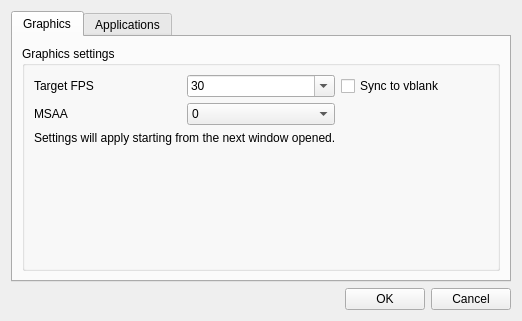
Qt form editor/gui/dlgsettings.ui (ensisoft/detonator) before a commit.
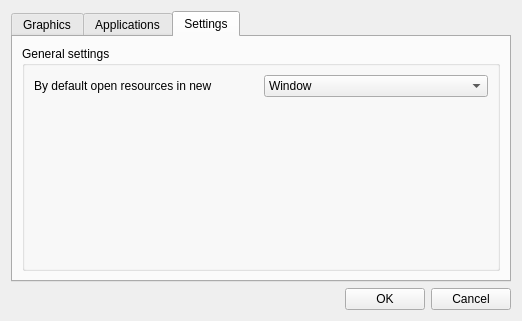
The same form after that commit. The open tabs and pages were chosen to show the change. Icons and pictures are not drawn.

Commit message:
Add an editor setting for choosing between new window or new tab
Add an editor setting for choosing between new window or new tab
when opening new resource widgets.

Patch:
```diff
--- a/editor/gui/dlgsettings.ui
+++ b/editor/gui/dlgsettings.ui
@@ -238,6 +238,60 @@
        </item>
       </layout>
      </widget>
+     <widget class="QWidget" name="tabSettings">
+      <attribute name="title">
+       <string>Settings</string>
+      </attribute>
+      <layout class="QVBoxLayout" name="verticalLayout_6">
+       <item>
+        <widget class="QGroupBox" name="groupBox_4">
+         <property name="title">
+          <string>General settings</string>
+         </property>
+         <layout class="QVBoxLayout" name="verticalLayout_5">
+          <item>
+           <layout class="QHBoxLayout" name="horizontalLayout_2">
+            <item>
+             <widget class="QLabel" name="label_8">
+              <property name="text">
+               <string>By default open resources in new</string>
+              </property>
+             </widget>
+            </item>
+            <item>
+             <widget class="QComboBox" name="cmbWinOrTab">
+              <item>
+               <property name="text">
+                <string>Window</string>
+               </property>
+              </item>
+              <item>
+               <property name="text">
+                <string>Tab</string>
+               </property>
+              </item>
+             </widget>
+            </item>
+           </layout>
+          </item>
+          <item>
+           <spacer name="verticalSpacer_3">
+            <property name="orientation">
+             <enum>Qt::Vertical</enum>
+            </property>
+            <property name="sizeHint" stdset="0">
+             <size>
+              <width>20</width>
+              <height>141</height>
+             </size>
+            </property>
+           </spacer>
+          </item>
+         </layout>
+        </widget>
+       </item>
+      </layout>
+     </widget>
     </widget>
    </item>
    <item>
```
The commit also changes 3 other files.
